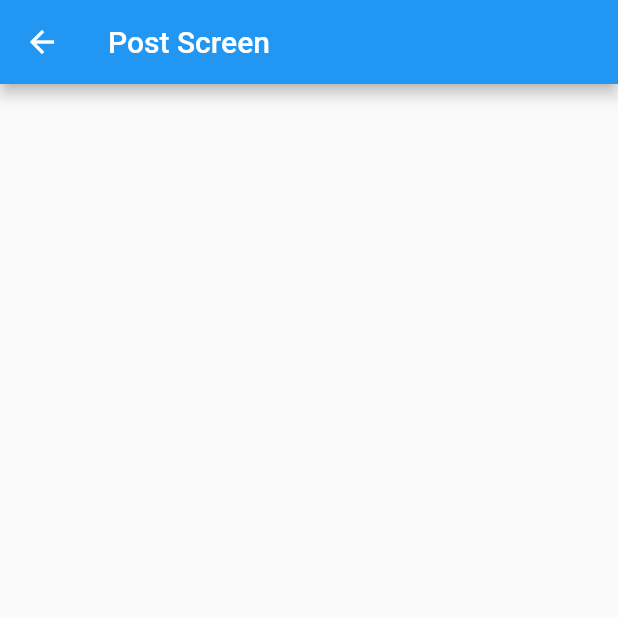
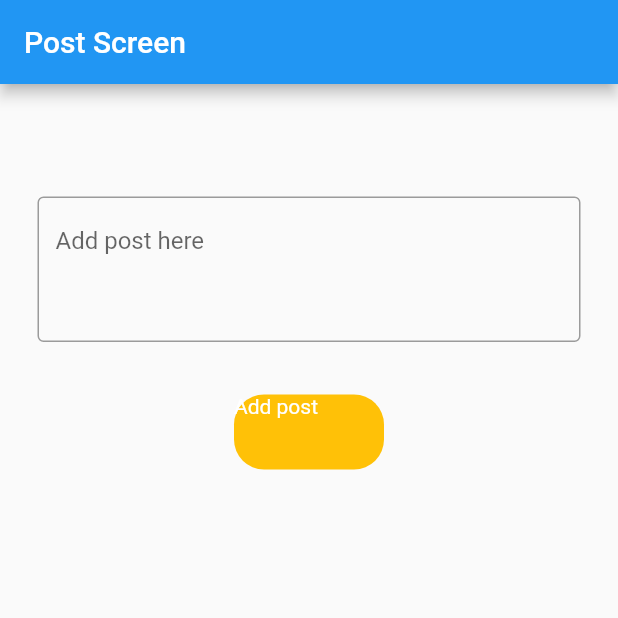
Before and after one commit to rehanhamayun/phone_authentication, a Flutter app: the AddPost screen opened directly, on a phone screen of 412 x 824 dp, the top half of it. Run offline on Flutter 3.47's test engine with Material 2 defaults, Android fonts, the phone set to English and light mode, and no system bars; our stand-ins replace country_picker, firebase_auth, firebase_core, firebase_database; missing offline and left inert: dart:html; accounts and stored records are empty.

Commit message:
post screen

```diff
--- a/lib/database/add_post.dart
+++ b/lib/database/add_post.dart
@@ -1,3 +1,6 @@
+import 'dart:html';
+
+import 'package:firebase_database/firebase_database.dart';
 import 'package:flutter/material.dart';
 
 class AddPost extends StatefulWidget {
@@ -8,11 +11,50 @@ class AddPost extends StatefulWidget {
 }
 
 class _AddPostState extends State<AddPost> {
+  final postController = TextEditingController();
+  bool loading = false;
+  final dataBaseRef = FirebaseDatabase.instance.ref("Rehan");
   @override
   Widget build(BuildContext context) {
     return Scaffold(
       appBar: AppBar(
-        title: Text("Post Screen"),
+        title: const Text("Post Screen"),
+      ),
+      body: Column(
+        children: [
+          const SizedBox(
+            height: 50,
+          ),
+          Padding(
+            padding: const EdgeInsets.all(25.0),
+            child: TextFormField(
+              maxLines: 3,
+              controller: postController,
+              decoration: const InputDecoration(
+                hintText: "Add post here",
+                border: OutlineInputBorder(),
+              ),
+            ),
+          ),
+          const SizedBox(
+            height: 10,
+          ),
+          GestureDetector(
+            onTap: () {},
+            child: Container(
+              height: 50,
+              width: 100,
+              decoration: BoxDecoration(
+                color: Colors.amber,
+                borderRadius: BorderRadius.circular(20),
+              ),
+              child: Text(
+                "Add post",
+                style: TextStyle(color: Colors.white),
+              ),
+            ),
+          ),
+        ],
       ),
     );
   }
--- a/lib/main.dart
+++ b/lib/main.dart
@@ -1,11 +1,11 @@
 import 'package:firebase_core/firebase_core.dart';
 import 'package:flutter/material.dart';
-import 'package:phone_authentication/phone_verification_signIn/login_phone.dart';
+import 'package:phone_authentication/database/add_post.dart';
 
-void main() {
+void main() async {
   WidgetsFlutterBinding.ensureInitialized();
-  Firebase.initializeApp();
-  runApp(const MyApp());
+  await Firebase.initializeApp();
+  runApp(MyApp());
 }
 
 class MyApp extends StatelessWidget {
@@ -20,7 +20,7 @@ class MyApp extends StatelessWidget {
       theme: ThemeData(
         primarySwatch: Colors.blue,
       ),
-      home: SignInWithPhoneNumber(),
+      home: AddPost(),
     );
   }
 }
```
